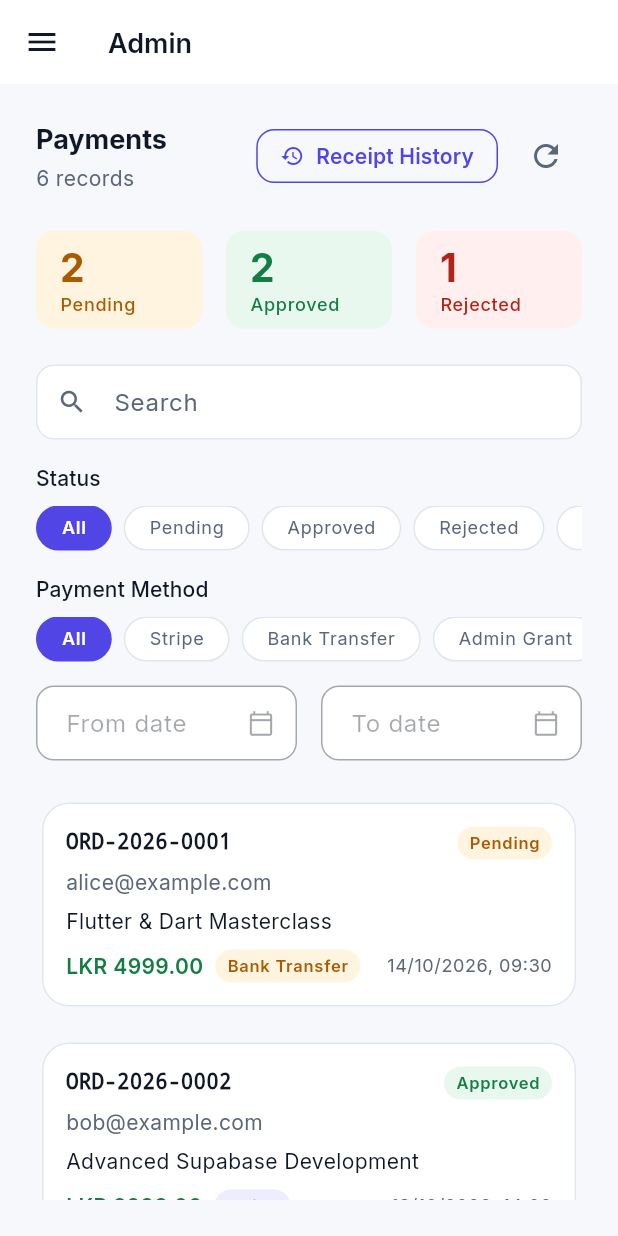
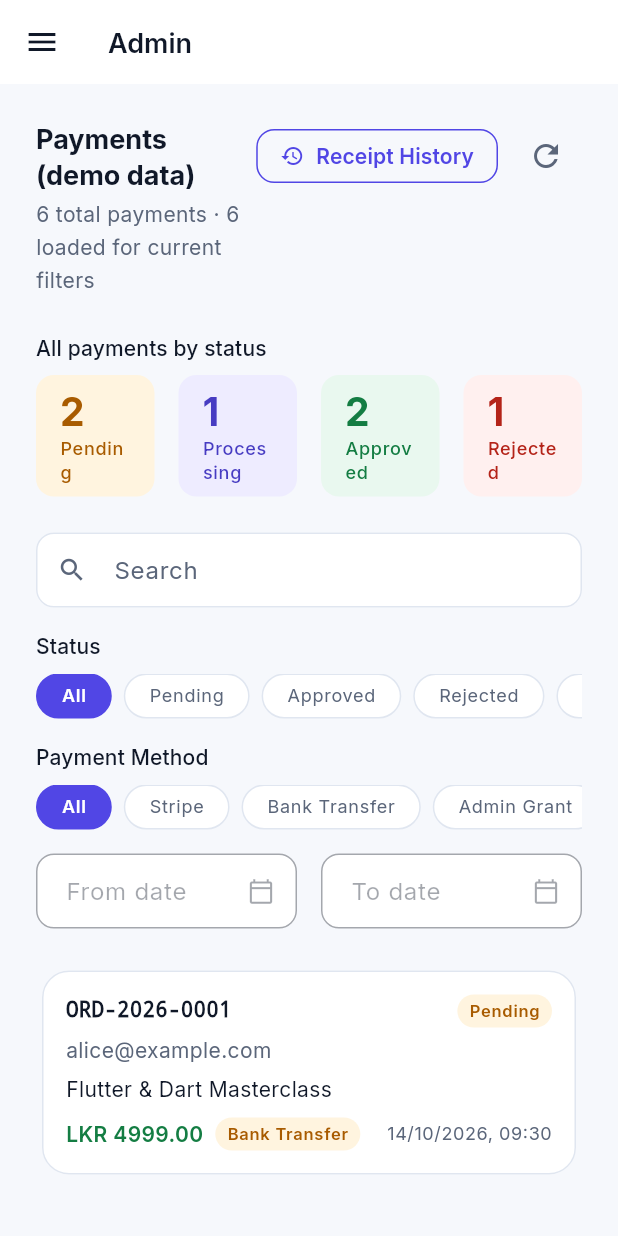
Before and after one commit to iamramishka/acendra, a Flutter app: the AdminPaymentsScreen screen opened by its route, scrolled down 576 dp, after a tap on the "refresh" icon, on a phone screen of 412 x 824 dp. Run offline on Flutter 3.47's test engine with Material 3 defaults, Android fonts, the phone set to English and light mode, and no system bars; our stand-ins replace flutter_riverpod, go_router, google_fonts, supabase_flutter, video_player, web; missing offline and left inert: dart:js_interop, pdfx; accounts and stored records are empty.

Commit message:
fix(csa-166): reconcile payment counts across admin views

```diff
--- a/lib/features/admin/presentation/providers/admin_payments_provider.dart
+++ b/lib/features/admin/presentation/providers/admin_payments_provider.dart
@@ -7,6 +7,17 @@ import 'package:flutter_riverpod/flutter_riverpod.dart';
 final adminPaymentRepositoryProvider = Provider<AdminPaymentRepository>(
   (_) => StubAdminPaymentRepository(),
 );
+
+/// Unfiltered counts shared by the dashboard and payments screen.
+final adminPaymentCountsProvider = FutureProvider<Map<PaymentStatus, int>>((
+  ref,
+) async {
+  final repo = ref.watch(adminPaymentRepositoryProvider);
+  final counts = await Future.wait(
+    PaymentStatus.values.map((status) => repo.countPayments(status: status)),
+  );
+  return Map.fromIterables(PaymentStatus.values, counts);
+});
 
 class AdminPaymentsFilter {
   const AdminPaymentsFilter({
@@ -55,6 +66,7 @@ class AdminPaymentsState {
     this.pendingCount = 0,
     this.approvedCount = 0,
     this.rejectedCount = 0,
+    this.processingCount = 0,
   });
 
   final List<PaymentRecord> records;
@@ -66,6 +78,9 @@ class AdminPaymentsState {
   final int pendingCount;
   final int approvedCount;
   final int rejectedCount;
+  final int processingCount;
+  int get totalCount =>
+      pendingCount + processingCount + approvedCount + rejectedCount;
 
   AdminPaymentsState copyWith({
     List<PaymentRecord>? records,
@@ -78,6 +93,7 @@ class AdminPaymentsState {
     int? pendingCount,
     int? approvedCount,
     int? rejectedCount,
+    int? processingCount,
   }) {
     return AdminPaymentsState(
       records: records ?? this.records,
@@ -89,6 +105,7 @@ class AdminPaymentsState {
       pendingCount: pendingCount ?? this.pendingCount,
       approvedCount: approvedCount ?? this.approvedCount,
       rejectedCount: rejectedCount ?? this.rejectedCount,
+      processingCount: processingCount ?? this.processingCount,
     );
   }
 }
@@ -117,15 +134,7 @@ class AdminPaymentsNotifier extends AsyncNotifier<AdminPaymentsState> {
       pageSize: _pageSize,
     );
 
-    final pendingCount = await repo.countPayments(
-      status: PaymentStatus.pending,
-    );
-    final approvedCount = await repo.countPayments(
-      status: PaymentStatus.approved,
-    );
-    final rejectedCount = await repo.countPayments(
-      status: PaymentStatus.rejected,
-    );
+    final counts = await ref.read(adminPaymentCountsProvider.future);
 
     return AdminPaymentsState(
       records: [...existing, ...results],
@@ -133,9 +142,10 @@ class AdminPaymentsNotifier extends AsyncNotifier<AdminPaymentsState> {
       filter: filter,
       page: page,
       hasMore: results.length == _pageSize,
-      pendingCount: pendingCount,
-      approvedCount: approvedCount,
-      rejectedCount: rejectedCount,
+      pendingCount: counts[PaymentStatus.pending]!,
+      approvedCount: counts[PaymentStatus.approved]!,
+      rejectedCount: counts[PaymentStatus.rejected]!,
+      processingCount: counts[PaymentStatus.processing]!,
     );
   }
 
@@ -161,6 +171,7 @@ class AdminPaymentsNotifier extends AsyncNotifier<AdminPaymentsState> {
   }
 
   Future<void> refresh() async {
+    ref.invalidate(adminPaymentCountsProvider);
     final current = state.asData?.value;
     final filter = current?.filter ?? const AdminPaymentsFilter();
     state = const AsyncLoading();
--- a/lib/features/admin/presentation/screens/admin_payments_screen.dart
+++ b/lib/features/admin/presentation/screens/admin_payments_screen.dart
@@ -39,14 +39,14 @@ class AdminPaymentsScreen extends ConsumerWidget {
                     crossAxisAlignment: CrossAxisAlignment.start,
                     children: [
                       Text(
-                        'Payments',
+                        'Payments (demo data)',
                         style: tt.titleLarge?.copyWith(
                           fontWeight: FontWeight.w700,
                         ),
                       ),
                       const SizedBox(height: AppSpacing.xs),
                       Text(
-                        '${state.records.length} record${state.records.length == 1 ? '' : 's'}',
+                        '${state.totalCount} total payments · ${state.records.length} loaded for current filters',
                         style: tt.bodyMedium?.copyWith(
                           color: cs.onSurfaceVariant,
                         ),
@@ -71,8 +71,11 @@ class AdminPaymentsScreen extends ConsumerWidget {
               ],
             ),
             const SizedBox(height: AppSpacing.lg),
+            Text('All payments by status', style: tt.labelLarge),
+            const SizedBox(height: AppSpacing.sm),
             PaymentStatsRow(
               pendingCount: state.pendingCount,
+              processingCount: state.processingCount,
               approvedCount: state.approvedCount,
               rejectedCount: state.rejectedCount,
             ),
--- a/lib/features/admin/presentation/widgets/payments/payment_stats_row.dart
+++ b/lib/features/admin/presentation/widgets/payments/payment_stats_row.dart
@@ -6,11 +6,13 @@ class PaymentStatsRow extends StatelessWidget {
   const PaymentStatsRow({
     super.key,
     required this.pendingCount,
+    this.processingCount = 0,
     required this.approvedCount,
     required this.rejectedCount,
   });
 
   final int pendingCount;
+  final int processingCount;
   final int approvedCount;
   final int rejectedCount;
 
@@ -27,6 +29,15 @@ class PaymentStatsRow extends StatelessWidget {
             count: pendingCount,
             bgColor: ext?.warningContainer ?? cs.secondaryContainer,
             fgColor: ext?.warning ?? cs.secondary,
+          ),
+        ),
+        const SizedBox(width: AppSpacing.md),
+        Expanded(
+          child: _StatCard(
+            label: 'Processing',
+            count: processingCount,
+            bgColor: cs.secondaryContainer,
+            fgColor: cs.onSecondaryContainer,
           ),
         ),
         const SizedBox(width: AppSpacing.md),
```
Also changed, not shown: lib/features/admin/presentation/providers/admin_dashboard_provider.dart (+20 -32 lines), lib/features/admin/presentation/widgets/payment_queue_summary.dart (+10 -4 lines), 1 other file.
